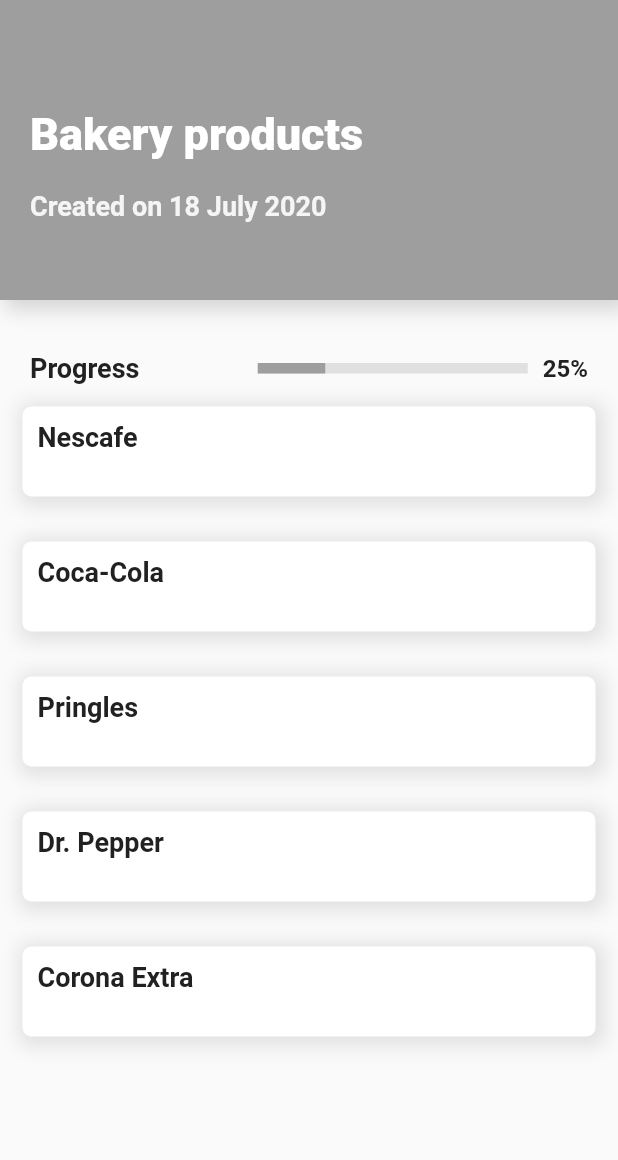
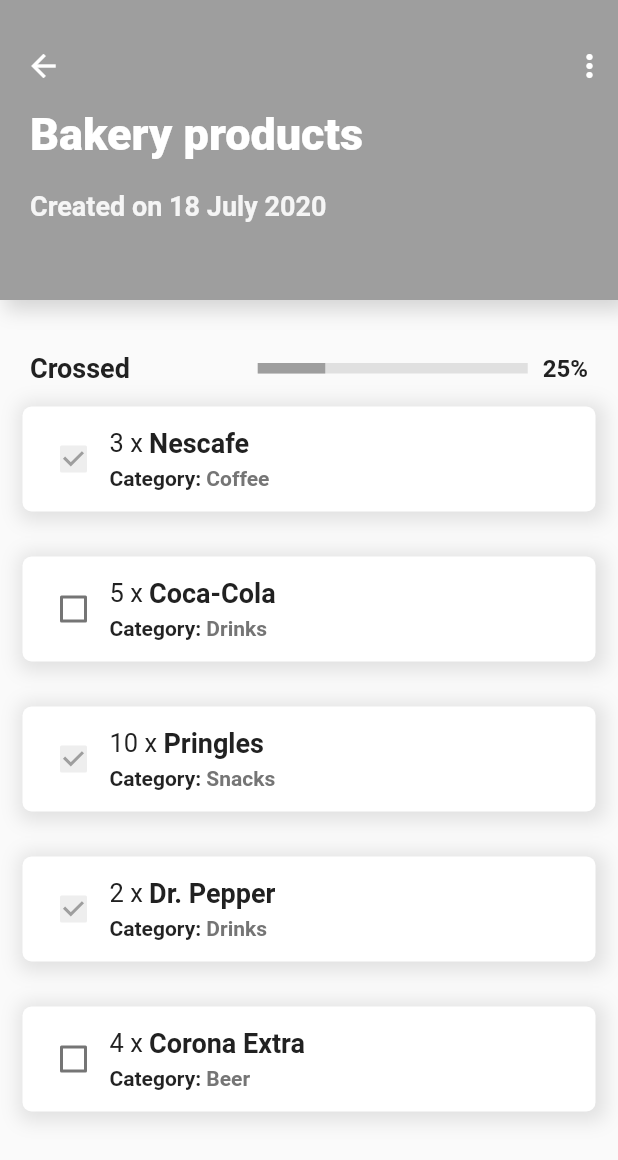
Before and after one commit to DStadnyk/flutter_poc, a Flutter app: the ShoppingListDetailsScreen screen opened directly with sample values from the repository, on a phone screen of 412 x 824 dp. Shown: the top 1160 px of the screen. Run offline on Flutter 3.47's test engine with Material 2 defaults, Android fonts, the phone set to English and light mode, and no system bars; drawn by our look-alikes of percent_indicator.

Commit message:
RS-48867: Added additional info to article list and back arrow button.

```diff
--- a/lib/mock/article.dart
+++ b/lib/mock/article.dart
@@ -12,9 +12,23 @@ class Article {
 }
 
 final List<Article> articles = [
-  new Article(101, "021SAD-SD32", "Nescafe", 3, false, false, "Coffee"),
+  new Article(101, "021SAD-SD32", "Nescafe", 3, true, true, "Coffee"),
   new Article(102, "021SAD-LG22", "Coca-Cola", 5, false, false, "Drinks"),
-  new Article(103, "213SAD-FG32", "Pringles", 10, false, false, "Snacks"),
-  new Article(104, "0FUSA2-POI2", "Dr. Pepper", 2, false, false, "Drinks"),
+  new Article(
+      103,
+      "213SAD-FG32",
+      "Pringles",
+      10,
+      true,
+      true,
+      "Snacks"),
+  new Article(
+      104,
+      "0FUSA2-POI2",
+      "Dr. Pepper",
+      2,
+      false,
+      true,
+      "Drinks"),
   new Article(105, "3FKG45-GD32", "Corona Extra", 4, false, false, "Beer"),
 ];
--- a/lib/screens/shopping_list_details.dart
+++ b/lib/screens/shopping_list_details.dart
@@ -43,7 +43,7 @@ class _ShoppingListDetailsScreenState extends State<ShoppingListDetailsScreen> {
         mainAxisSize: MainAxisSize.max,
         children: <Widget>[
           Text(
-            "Progress",
+            "Crossed",
             style: TextStyle(
               fontSize: 18,
               fontWeight: FontWeight.w700,
@@ -87,7 +87,7 @@ class _ShoppingListDetailsScreenState extends State<ShoppingListDetailsScreen> {
 
   Widget _buildArticleCard(Article article, int index, BuildContext context) {
     return Container(
-      height: 60,
+      height: 70,
       padding: EdgeInsets.symmetric(horizontal: 15),
       margin: EdgeInsets.only(bottom: 30),
       child: Dismissible(
@@ -121,9 +121,33 @@ class _ShoppingListDetailsScreenState extends State<ShoppingListDetailsScreen> {
             ],
           ),
           child: Row(
+            crossAxisAlignment: CrossAxisAlignment.center,
+            mainAxisAlignment: MainAxisAlignment.spaceBetween,
+            mainAxisSize: MainAxisSize.max,
             children: <Widget>[
+              Row(
+                children: <Widget>[
+                  Checkbox(
+                    checkColor: widget.backgroundColor,
+                    activeColor: Colors.grey.shade200,
+                    value: article.crossed,
+                    onChanged: (newValue) {
+                      article.crossed = newValue;
+                    },
+                  ),
                   Column(
+                    crossAxisAlignment: CrossAxisAlignment.start,
+                    mainAxisAlignment: MainAxisAlignment.center,
                     children: <Widget>[
+                      Row(
+                        children: <Widget>[
+                          Text(
+                            "${article.quantity.toString()} x ",
+                            style: TextStyle(
+                              fontSize: 17,
+                              color: Colors.grey.shade900,
+                            ),
+                          ),
                           Text(
                             article.name,
                             style: TextStyle(
@@ -131,9 +155,32 @@ class _ShoppingListDetailsScreenState extends State<ShoppingListDetailsScreen> {
                               fontWeight: FontWeight.w700,
                               color: Colors.grey.shade900,
                             ),
+                          ),
+                        ],
+                      ),
+                      SizedBox(
+                        height: 5,
+                      ),
+                      Row(
+                        children: <Widget>[
+                          Text(
+                            "Category: ",
+                            style: TextStyle(
+                                fontSize: 14, fontWeight: FontWeight.w600),
+                          ),
+                          Text(
+                            article.categoryName,
+                            style: TextStyle(
+                                fontSize: 14,
+                                fontWeight: FontWeight.w700,
+                                color: Colors.grey.shade600),
+                          ),
+                        ],
                       )
                     ],
-              )
+                  ),
+                ],
+              ),
             ],
           ),
         ),
@@ -162,7 +209,8 @@ class _ShoppingListDetailsScreenState extends State<ShoppingListDetailsScreen> {
       body: Container(
         width: double.infinity,
         height: double.infinity,
-        child: Column(
+        child: Stack(children: [
+          Column(
             mainAxisSize: MainAxisSize.min,
             mainAxisAlignment: MainAxisAlignment.start,
             crossAxisAlignment: CrossAxisAlignment.start,
@@ -231,6 +279,33 @@ class _ShoppingListDetailsScreenState extends State<ShoppingListDetailsScreen> {
               _buildArticlesList(context),
             ],
           ),
+          Positioned(
+            top: 20,
+            left: 5,
+            child: Container(
+              width: MediaQuery.of(context).size.width,
+              child: Row(
+                mainAxisSize: MainAxisSize.max,
+                mainAxisAlignment: MainAxisAlignment.spaceBetween,
+                crossAxisAlignment: CrossAxisAlignment.center,
+                children: <Widget>[
+                  IconButton(
+                    icon: Icon(Icons.arrow_back),
+                    color: Colors.white,
+                    onPressed: () {
+                      Navigator.pop(context);
+                    },
+                  ),
+                  IconButton(
+                    icon: Icon(Icons.more_vert),
+                    color: Colors.white,
+                    onPressed: () {},
+                  ),
+                ],
+              ),
+            ),
+          )
+        ]),
       ),
     );
   }
```
Lines whose indentation alone changed are shown as unchanged.
